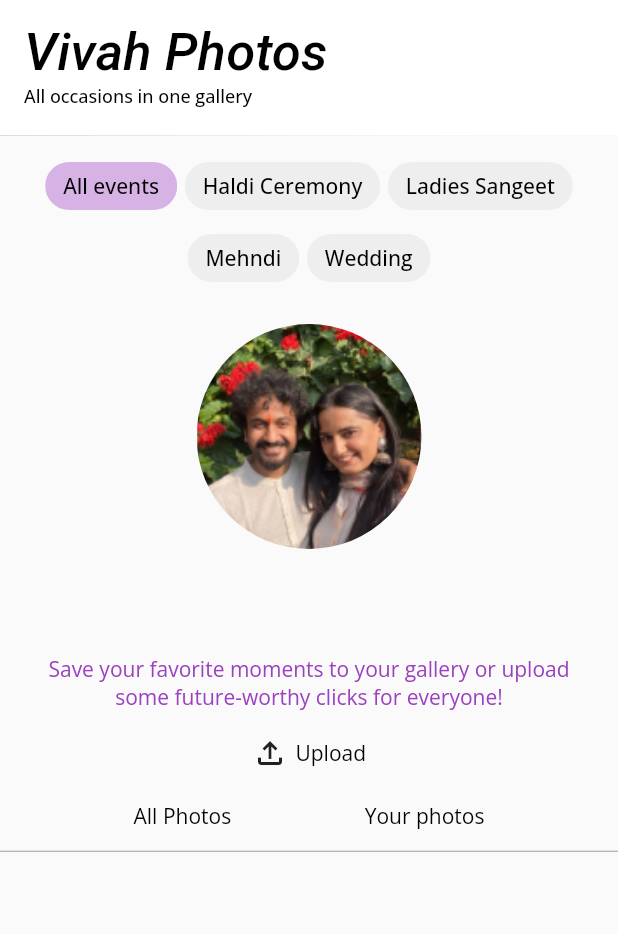
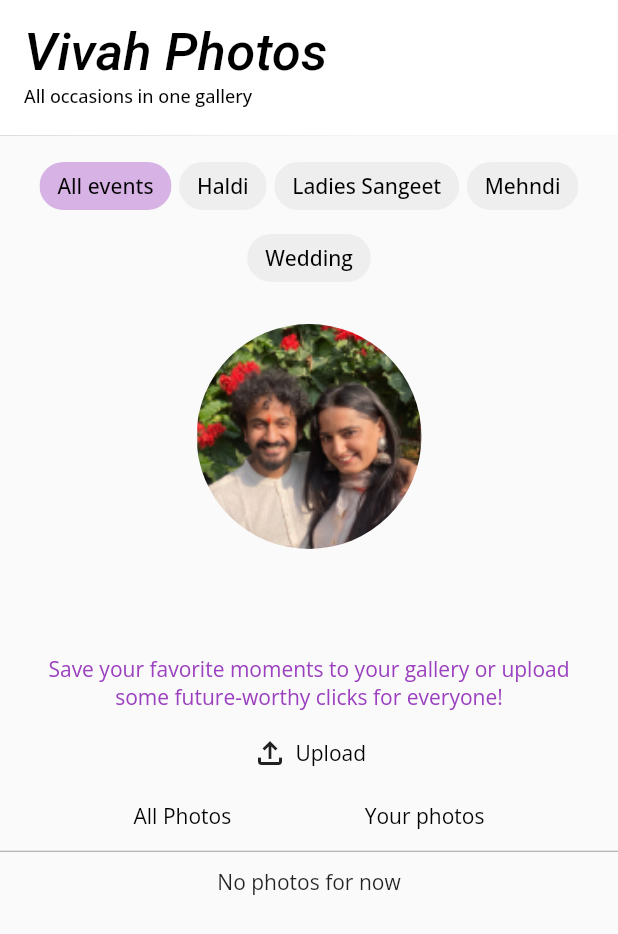
Before and after one commit to IamBansal/vivah_ai, a Flutter app: the VivahPhotosScreen screen opened directly, on a phone screen of 412 x 824 dp. Shown: the top 934 px of the screen. Run offline on Flutter 3.47's test engine with Material 2 defaults, Android fonts, the phone set to English and light mode, and no system bars; our stand-ins replace camera, chewie, cloud_firestore, file_picker, firebase_auth, firebase_core and 12 more; missing offline and left inert: fluttercontactpicker; accounts and stored records are empty; Roboto replaces fonts that are missing (Carattere).

Commit message:
Filtered photos

```diff
--- /dev/null
+++ b/lib/models/photo.dart
@@ -0,0 +1,31 @@
+class PhotoItem {
+  String addedBy;
+  String category;
+  String image;
+  String hashtag;
+
+  PhotoItem({
+    required this.addedBy,
+    required this.category,
+    required this.image,
+    required this.hashtag
+  });
+
+  factory PhotoItem.fromMap(Map<String, dynamic> map) {
+    return PhotoItem(
+      addedBy: map['addedBy'],
+      category: map['category'],
+      image: map['image'],
+      hashtag: map['hashtag'],
+    );
+  }
+
+  Map<String, dynamic> toMap() {
+    return {
+      'addedBy': addedBy,
+      'category': category,
+      'image': image,
+      'hashtag': hashtag
+    };
+  }
+}
--- a/lib/screens/vivah_photos.dart
+++ b/lib/screens/vivah_photos.dart
@@ -4,8 +4,8 @@ import 'package:firebase_auth/firebase_auth.dart';
 import 'package:flutter/material.dart';
 import 'package:google_fonts/google_fonts.dart';
 import 'package:image_picker/image_picker.dart';
+import 'package:vivah_ai/models/photo.dart';
 import 'package:vivah_ai/providers/api_calls.dart';
-
 import '../providers/shared_pref.dart';
 
 class VivahPhotosScreen extends StatefulWidget {
@@ -66,6 +66,7 @@ class _VivahPhotosScreenState extends State<VivahPhotosScreen> {
                       setState(() {
                         _selectedChipIndex = selected ? index : -1;
                         _options[_selectedChipIndex];
+                        _selectedChipIndex == 0 ? filteredPhotoList = photos : filteredPhotoList = photos.where((item) => item.category == _options[_selectedChipIndex]).toList();
                       });
                     },
                     selectedColor: const Color(0xFFD7B2E5),
@@ -208,11 +209,11 @@ class _VivahPhotosScreenState extends State<VivahPhotosScreen> {
             color: Colors.grey,
           ),
           Expanded(
-            child: SingleChildScrollView(
+            child: filteredPhotoList.isNotEmpty ? SingleChildScrollView(
               child: SizedBox(
-                  height: photos.length % 3 == 0
-                      ? ((photos.length / 3)) * 150
-                      : ((photos.length / 3) + 1) * 120,
+                  height: filteredPhotoList.length % 3 == 0
+                      ? ((filteredPhotoList.length / 3)) * 150
+                      : ((filteredPhotoList.length / 3) + 1) * 120,
                   child: GridView.builder(
                     gridDelegate:
                         const SliverGridDelegateWithFixedCrossAxisCount(
@@ -220,19 +221,19 @@ class _VivahPhotosScreenState extends State<VivahPhotosScreen> {
                     ),
                     shrinkWrap: true,
                     physics: const NeverScrollableScrollPhysics(),
-                    itemCount: photos.length,
+                    itemCount: filteredPhotoList.length,
                     itemBuilder: (BuildContext context, int index) {
                       return GridTile(
                         child: GestureDetector(
                           onTap: () {
-                            showImageSheet(photos[index]);
+                            showImageSheet(filteredPhotoList[index].image);
                           },
                           child: Container(
                             margin: const EdgeInsets.all(2.0),
                             color: Colors.white30,
                             child: Center(
                               child: Image.network(
-                                photos[index],
+                                filteredPhotoList[index].image,
                                 width: 150,
                                 height: 150,
                                 fit: BoxFit.cover,
@@ -243,6 +244,9 @@ class _VivahPhotosScreenState extends State<VivahPhotosScreen> {
                       );
                     },
                   )),
+            ) : const Padding(
+              padding: EdgeInsets.all(8.0),
+              child: Text('No photos for now'),
             ),
           )
         ],
@@ -408,7 +412,7 @@ class _VivahPhotosScreenState extends State<VivahPhotosScreen> {
   int _selectedChipIndex = 0;
   final List<String> _options = [
     'All events',
-    'Haldi Ceremony',
+    'Haldi',
     'Ladies Sangeet',
     'Mehndi',
     'Wedding'
@@ -449,10 +453,10 @@ class _VivahPhotosScreenState extends State<VivahPhotosScreen> {
     }
   }
 
-  List<String> photos = [];
+  List<PhotoItem> photos = [];
+  List<PhotoItem> filteredPhotoList = [];
 
   Future<void> _getPhotosList() async {
-    // Future<void> _getPhotosList(String event) async {
     String hashtag = (await LocalData.getName())!;
     photos.clear();
     try {
@@ -460,15 +464,18 @@ class _VivahPhotosScreenState extends State<VivahPhotosScreen> {
           await FirebaseFirestore.instance
               .collection('photos')
               .where('hashtag', isEqualTo: hashtag)
-              // .where('category', isEqualTo: event)
               .get();
       if (snapshot.docs.isNotEmpty) {
         for (DocumentSnapshot<Map<String, dynamic>> entry in snapshot.docs) {
           Map<String, dynamic>? data = entry.data();
           setState(() {
-            photos.add(data!['image']);
+            photos.add(PhotoItem.fromMap(data!));
           });
         }
+        setState(() {
+          filteredPhotoList = photos;
+          _selectedChipIndex = 0;
+        });
         debugPrint('Found the images');
       } else {
         debugPrint('No matching documents found.');
```
